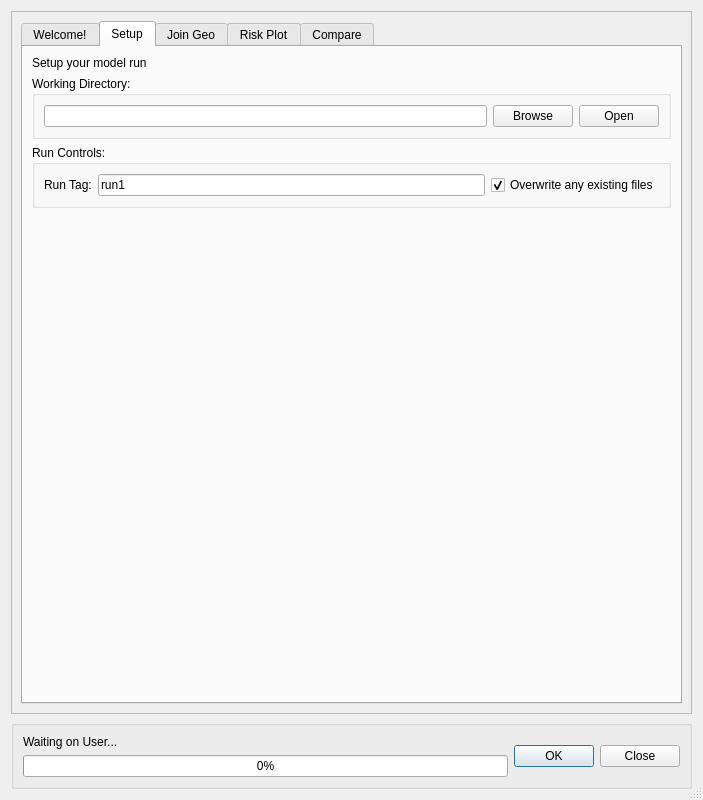
Qt form canflood/results/results.ui (NRCan/CanFlood) before a commit.
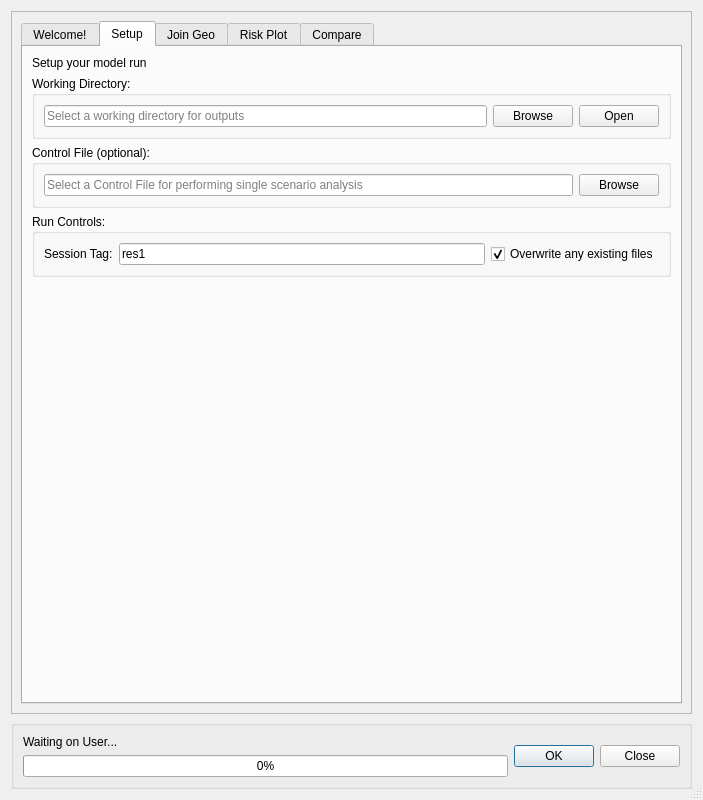
The same form after that commit. The open tabs and pages were chosen to show the change. Icons and pictures are not drawn. Custom widgets are drawn as their Qt base class.

The edit to the form file:
```diff
--- a/canflood/results/results.ui
+++ b/canflood/results/results.ui
@@ -145,7 +145,11 @@
               <item>
                <layout class="QHBoxLayout" name="_6">
                 <item>
-                 <widget class="QLineEdit" name="lineEdit_wd"/>
+                 <widget class="QLineEdit" name="lineEdit_wd">
+                  <property name="placeholderText">
+                   <string>Select a working directory for outputs</string>
+                  </property>
+                 </widget>
                 </item>
                 <item>
                  <widget class="QPushButton" name="pushButton_wd">
@@ -166,6 +170,39 @@
              </layout>
             </widget>
            </item>
+           <item>
+            <widget class="QGroupBox" name="groupBox_Co_s1_13">
+             <property name="sizePolicy">
+              <sizepolicy hsizetype="Preferred" vsizetype="Fixed">
+               <horstretch>0</horstretch>
+               <verstretch>0</verstretch>
+              </sizepolicy>
+             </property>
+             <property name="title">
+              <string>Control File (optional):</string>
+             </property>
+             <layout class="QVBoxLayout" name="_31">
+              <item>
+               <layout class="QHBoxLayout" name="_32">
+                <item>
+                 <widget class="QLineEdit" name="lineEdit_SS_cf">
+                  <property name="placeholderText">
+                   <string>Select a Control File for performing single scenario analysis</string>
+                  </property>
+                 </widget>
+                </item>
+                <item>
+                 <widget class="QPushButton" name="pushButton_SS_cf_browse">
+                  <property name="text">
+                   <string>Browse</string>
+                  </property>
+                 </widget>
+                </item>
+               </layout>
+              </item>
+             </layout>
+            </widget>
+           </item>
            <item>
             <widget class="QGroupBox" name="groupBox_4">
              <property name="sizePolicy">
@@ -181,14 +218,14 @@
               <item>
                <widget class="QLabel" name="label_6">
                 <property name="text">
-                 <string>Run Tag:</string>
+                 <string>Session Tag:</string>
                 </property>
                </widget>
               </item>
               <item>
                <widget class="QLineEdit" name="linEdit_Stag">
                 <property name="text">
-                 <string>run1</string>
+                 <string>res1</string>
                 </property>
                </widget>
               </item>
```
Left out of the diff: 24 changed lines with no effect on the pictures.
